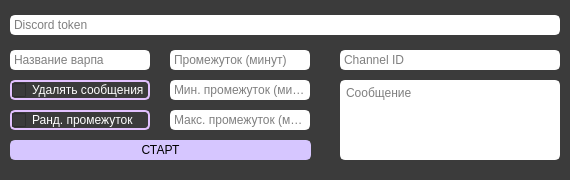
The window that MainWindow.ui (cristalixmodded/Discord-autopost) describes before a commit, drawn with Qt 5.
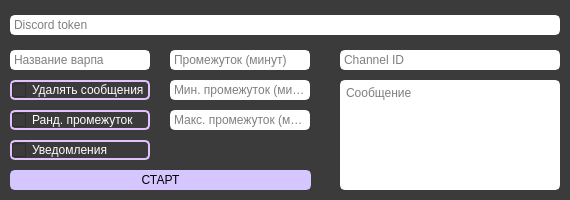
The same window after the commit.

Patch:
```diff
--- a/MainWindow.ui
+++ b/MainWindow.ui
@@ -10,19 +10,19 @@
     <x>0</x>
     <y>0</y>
     <width>570</width>
-    <height>180</height>
+    <height>200</height>
    </rect>
   </property>
   <property name="minimumSize">
    <size>
     <width>570</width>
-    <height>180</height>
+    <height>200</height>
    </size>
   </property>
   <property name="maximumSize">
    <size>
     <width>570</width>
-    <height>180</height>
+    <height>200</height>
    </size>
   </property>
   <property name="windowTitle">
@@ -210,7 +210,7 @@
       <x>340</x>
       <y>80</y>
       <width>220</width>
-      <height>80</height>
+      <height>110</height>
      </rect>
     </property>
     <property name="styleSheet">
@@ -229,7 +229,7 @@
     <property name="geometry">
      <rect>
       <x>10</x>
-      <y>140</y>
+      <y>170</y>
       <width>301</width>
       <height>20</height>
      </rect>
@@ -258,6 +258,26 @@
      <bool>false</bool>
     </property>
    </widget>
+   <widget class="QCheckBox" name="notificationCheckBox">
+    <property name="geometry">
+     <rect>
+      <x>10</x>
+      <y>140</y>
+      <width>140</width>
+      <height>20</height>
+     </rect>
+    </property>
+    <property name="styleSheet">
+     <string notr="true">border-radius: 5px;
+border: 2px solid rgb(226, 193, 255); 
+color: rgb(255, 255, 255);
+font: 75 8pt &quot;MS Shell Dlg 2&quot;;
+</string>
+    </property>
+    <property name="text">
+     <string>Уведомления</string>
+    </property>
+   </widget>
   </widget>
  </widget>
  <resources/>
```
